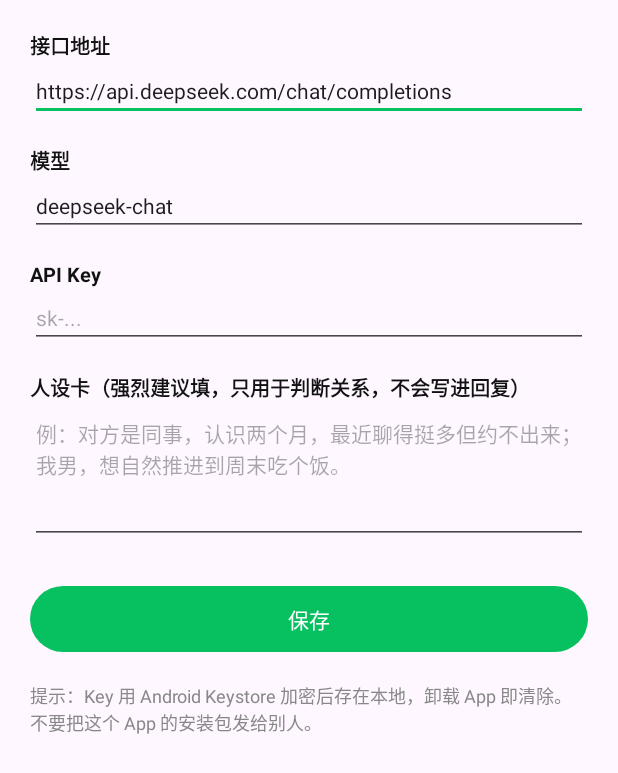
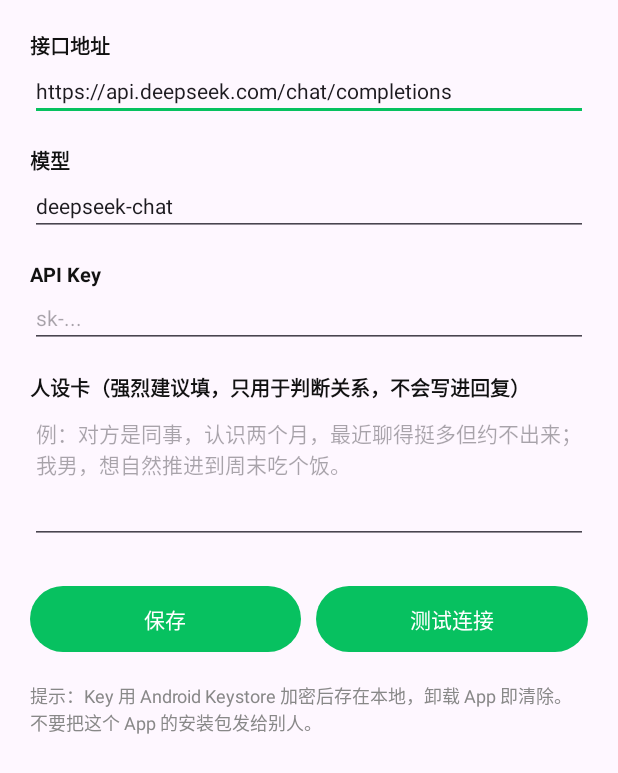
Before and after one commit to Samzzj/reply-bubble, an Android app: the SettingsActivity screen opened directly, with no data from a screen before it, on a phone screen of 412 x 824 dp. Shown: the top 773 px of the screen. Run offline under Robolectric (Android 15) with nearby library versions, the phone set to English and light mode, and no system bars.

Commit message:
fix: 401 排查体验 —— 错误翻译成人话 + Key 输入校验 + 测试连接

```diff
--- a/app/src/main/java/com/example/replybubble/ReplyActivity.kt
+++ b/app/src/main/java/com/example/replybubble/ReplyActivity.kt
@@ -72,7 +72,7 @@ class ReplyActivity : AppCompatActivity() {
 
         binding.tvSource.text = "对方消息：" + text.replace("\n", " ").take(60)
         binding.tvSource.visibility = View.VISIBLE
-        binding.tvError.visibility = View.GONE
+        binding.errorScroll.visibility = View.GONE
         binding.list.visibility = View.GONE
         binding.loading.visibility = View.VISIBLE
         binding.btnRetry.isEnabled = false
@@ -103,7 +103,7 @@ class ReplyActivity : AppCompatActivity() {
         binding.loading.visibility = View.GONE
         binding.list.visibility = View.GONE
         binding.tvError.text = message
-        binding.tvError.visibility = View.VISIBLE
+        binding.errorScroll.visibility = View.VISIBLE
         binding.btnRetry.isEnabled = true
     }
 
--- a/app/src/main/res/layout/activity_settings.xml
+++ b/app/src/main/res/layout/activity_settings.xml
@@ -82,12 +82,39 @@
             android:minLines="4"
             android:textSize="14sp" />
 
-        <Button
-            android:id="@+id/btnSave"
+        <LinearLayout
             android:layout_width="match_parent"
-            android:layout_height="52dp"
+            android:layout_height="wrap_content"
             android:layout_marginTop="24dp"
-            android:text="保存" />
+            android:orientation="horizontal">
+
+            <Button
+                android:id="@+id/btnSave"
+                android:layout_width="0dp"
+                android:layout_height="52dp"
+                android:layout_weight="1"
+                android:text="保存" />
+
+            <Button
+                android:id="@+id/btnTest"
+                android:layout_width="0dp"
+                android:layout_height="52dp"
+                android:layout_marginStart="10dp"
+                android:layout_weight="1"
+                android:text="测试连接" />
+        </LinearLayout>
+
+        <TextView
+            android:id="@+id/tvTest"
+            android:layout_width="match_parent"
+            android:layout_height="wrap_content"
+            android:layout_marginTop="12dp"
+            android:background="#F2F2F2"
+            android:lineSpacingExtra="3dp"
+            android:padding="12dp"
+            android:textColor="@color/text_primary"
+            android:textSize="13sp"
+            android:visibility="gone" />
 
         <TextView
             android:layout_width="match_parent"
```
Also changed, not shown: app/src/main/java/com/example/replybubble/ReplyEngine.kt (+63 -5 lines), app/src/main/java/com/example/replybubble/SettingsActivity.kt (+58 -4 lines), app/src/main/res/layout/activity_reply.xml (+14 -8 lines).
